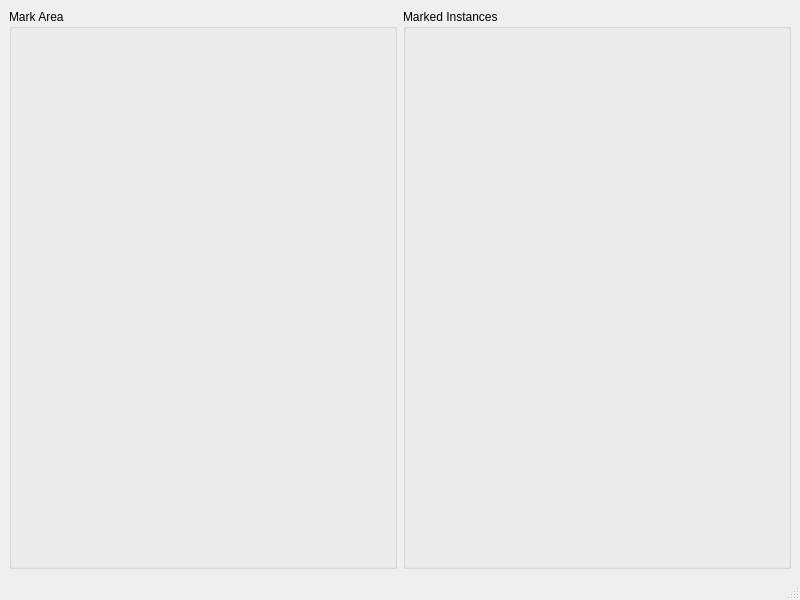
First picture: the form in util/ical_mark/icalmark.ui, repository jamesljlster/ican_mark, before the edit.
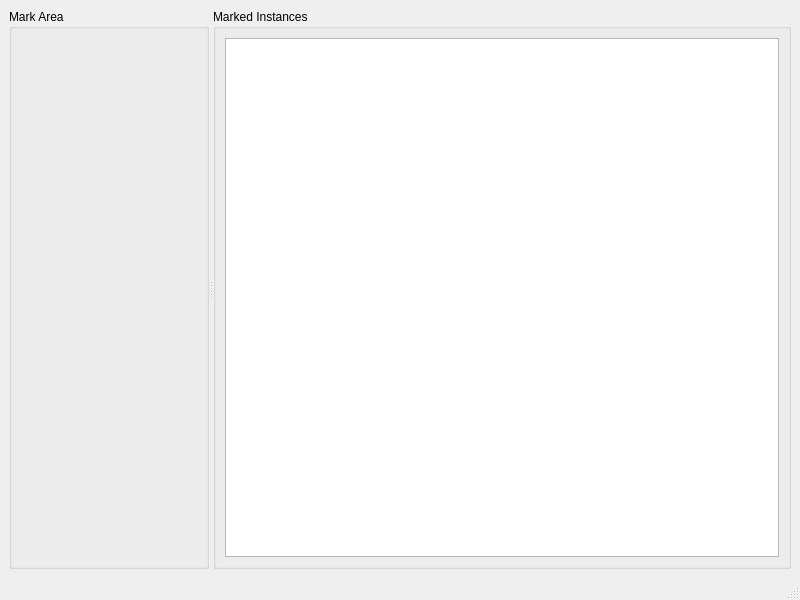
Second picture: the form after the edit. Custom widgets are drawn as their Qt base class.

Commit message: Update data handling and UI

```diff
--- a/util/ical_mark/icalmark.ui
+++ b/util/ical_mark/icalmark.ui
@@ -14,24 +14,66 @@
    <string>ICALMark</string>
   </property>
   <widget class="QWidget" name="centralwidget">
-   <layout class="QGridLayout" name="gridLayout_2">
-    <item row="0" column="0">
+   <layout class="QVBoxLayout" name="verticalLayout">
+    <item>
+     <widget class="QSplitter" name="splitter">
+      <property name="orientation">
+       <enum>Qt::Horizontal</enum>
+      </property>
      <widget class="QGroupBox" name="groupBox">
+       <property name="sizePolicy">
+        <sizepolicy hsizetype="Maximum" vsizetype="Preferred">
+         <horstretch>0</horstretch>
+         <verstretch>0</verstretch>
+        </sizepolicy>
+       </property>
+       <property name="minimumSize">
+        <size>
+         <width>200</width>
+         <height>0</height>
+        </size>
+       </property>
       <property name="title">
        <string>Mark Area</string>
       </property>
       <layout class="QGridLayout" name="gridLayout">
        <item row="0" column="0">
-        <widget class="RBoxMarkWidget" name="widget" native="true"/>
+         <widget class="RBoxMarkWidget" name="markArea" native="true">
+          <property name="sizePolicy">
+           <sizepolicy hsizetype="Expanding" vsizetype="Expanding">
+            <horstretch>0</horstretch>
+            <verstretch>0</verstretch>
+           </sizepolicy>
+          </property>
+          <property name="focusPolicy">
+           <enum>Qt::StrongFocus</enum>
+          </property>
+         </widget>
        </item>
       </layout>
      </widget>
-    </item>
-    <item row="0" column="1">
      <widget class="QGroupBox" name="groupBox_2">
+       <property name="sizePolicy">
+        <sizepolicy hsizetype="Minimum" vsizetype="Preferred">
+         <horstretch>0</horstretch>
+         <verstretch>0</verstretch>
+        </sizepolicy>
+       </property>
+       <property name="minimumSize">
+        <size>
+         <width>200</width>
+         <height>0</height>
+        </size>
+       </property>
       <property name="title">
        <string>Marked Instances</string>
       </property>
+       <layout class="QGridLayout" name="gridLayout_4">
+        <item row="0" column="0">
+         <widget class="QListWidget" name="instList"/>
+        </item>
+       </layout>
+      </widget>
      </widget>
     </item>
    </layout>
```
Left out of the diff: 2 changed lines with no effect on the pictures. Lines whose indentation alone changed are shown as unchanged. The commit also changes 7 other files.
